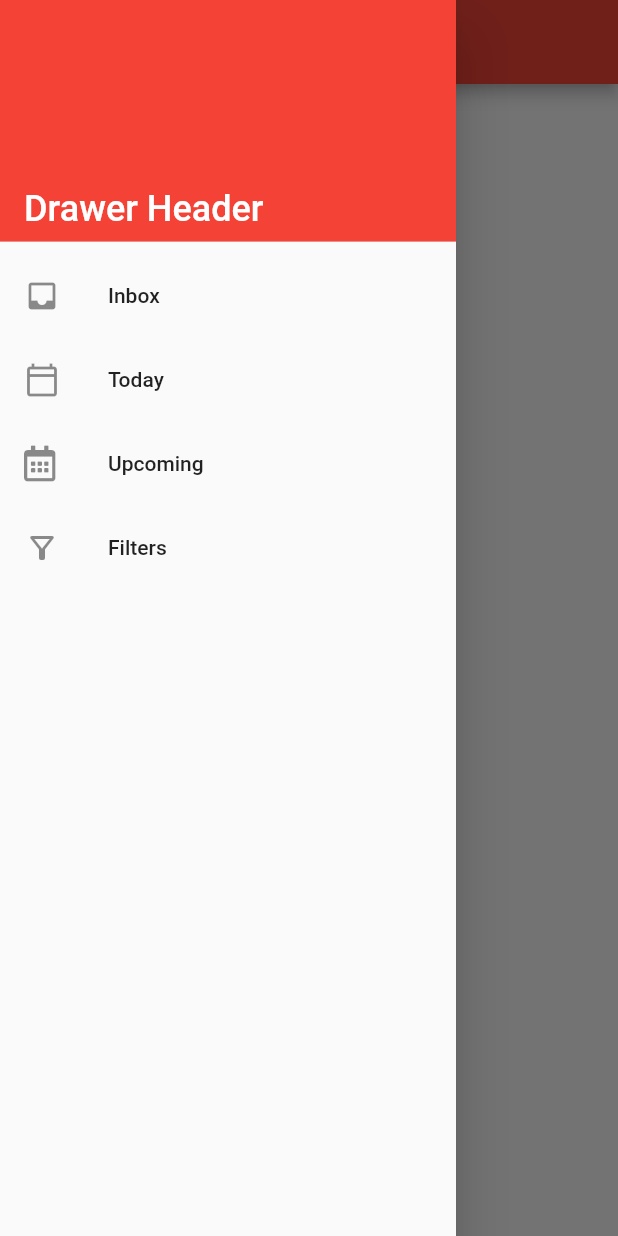
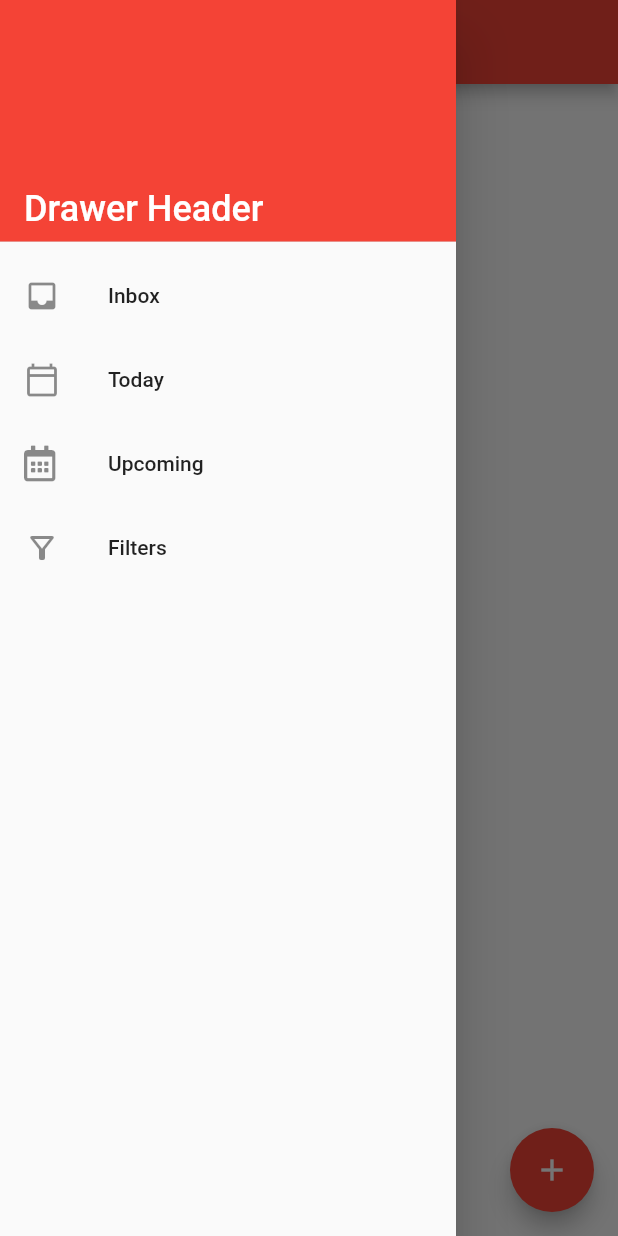
Before and after one commit to n0sec/KanDo, a Flutter app: the screen it shows after launch, with the side drawer open, on a phone screen of 412 x 824 dp. Run offline on Flutter 3.47's test engine with Material 2 defaults, Android fonts, the light colour scheme and no system bars; our stand-ins replace firebase_core, font_awesome_flutter; accounts and stored records are empty.

Commit message:
Added Floating Action Button

```diff
--- a/lib/main.dart
+++ b/lib/main.dart
@@ -36,6 +36,11 @@ class MyHomePage extends StatelessWidget {
     return Scaffold(
       appBar: AppBar(
         title: Text(title),
+      ),
+      floatingActionButton: FloatingActionButton(
+        onPressed: () {},
+        child: const Icon(Icons.add),
+        backgroundColor: Theme.of(context).primaryColor,
       ),
       drawer: Drawer(
         child: ListView(
```
